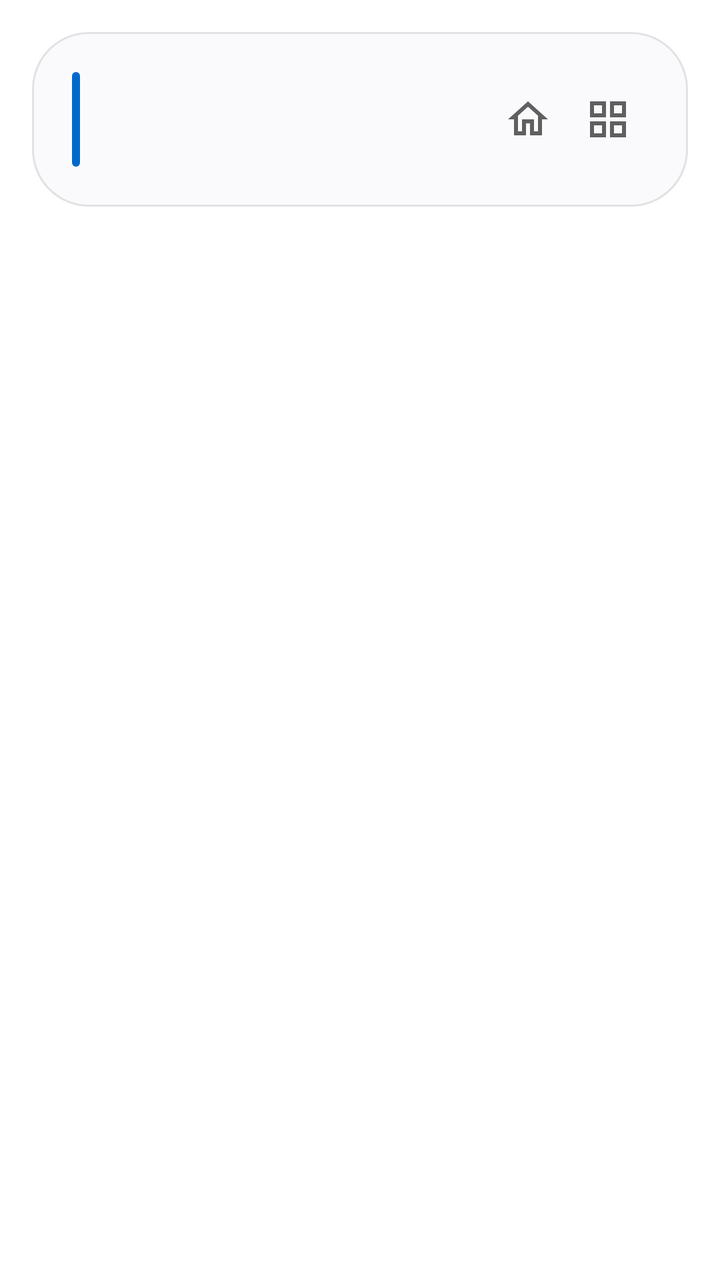
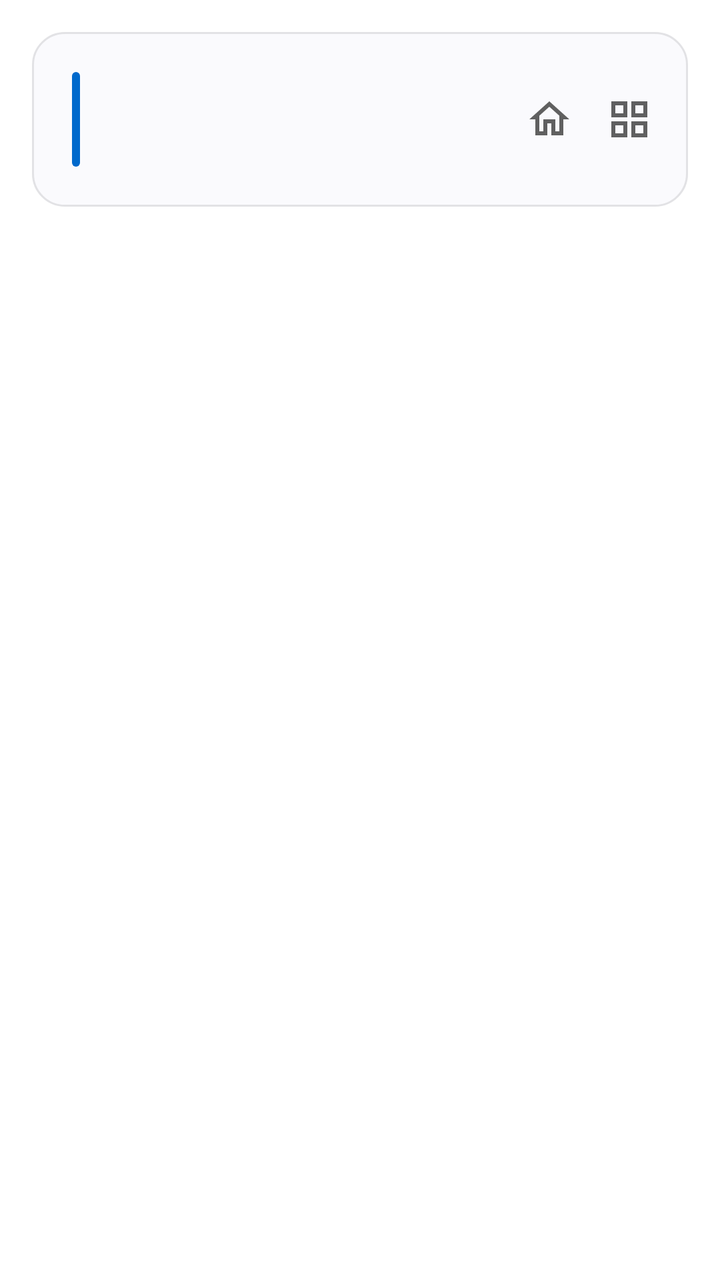

An Android layout rendered at two revisions. The XML below is the earlier revision; the diff shows what the commit changed to produce the second picture.
<!-- AndroidManifest.xml: application theme Theme.UpnpCast -->
<!-- res/layout/activity_browse.xml -->
<?xml version="1.0" encoding="utf-8"?>
<LinearLayout xmlns:android="http://schemas.android.com/apk/res/android"
    android:layout_width="match_parent"
    android:layout_height="match_parent"
    android:fitsSystemWindows="true"
    android:orientation="vertical">

    <LinearLayout
        style="@style/Card"
        android:layout_marginHorizontal="16dp"
        android:layout_marginTop="16dp">

        <LinearLayout
            android:layout_width="match_parent"
            android:layout_height="wrap_content"
            android:gravity="center_vertical"
            android:orientation="horizontal">

            <View
                android:layout_width="4dp"
                android:layout_height="match_parent"
                android:background="@drawable/bar" />

            <LinearLayout
                android:layout_width="0dp"
                android:layout_height="wrap_content"
                android:layout_marginStart="16dp"
                android:layout_weight="1"
                android:orientation="vertical">

                <TextView
                    android:id="@+id/title"
                    style="@style/Title"
                    android:layout_width="match_parent"
                    android:ellipsize="end"
                    android:maxLines="2" />

                <TextView
                    android:id="@+id/summary"
                    style="@style/Summary" />
            </LinearLayout>

            
            <ImageView
                android:id="@+id/play"
                android:layout_width="40dp"
                android:layout_height="40dp"
                android:background="?android:attr/selectableItemBackgroundBorderless"
                android:contentDescription="@string/play"
                android:padding="8dp"
                android:src="@drawable/ic_play"
                android:tint="@color/text2"
                android:visibility="gone" />

            
            <ImageView
                android:id="@+id/scan"
                android:layout_width="40dp"
                android:layout_height="40dp"
                android:background="?android:attr/selectableItemBackgroundBorderless"
                android:contentDescription="@string/scan"
                android:padding="8dp"
                android:src="@drawable/ic_refresh"
                android:visibility="gone" />

            
            <ImageView
                android:id="@+id/home"
                android:layout_width="40dp"
                android:layout_height="40dp"
                android:background="?android:attr/selectableItemBackgroundBorderless"
                android:contentDescription="@string/home"
                android:padding="8dp"
                android:src="@drawable/ic_home" />

            
            <ImageView
                android:id="@+id/view_type"
                android:layout_width="40dp"
                android:layout_height="40dp"
                android:background="?android:attr/selectableItemBackgroundBorderless"
                android:contentDescription="@string/grid_list"
                android:padding="8dp"
                android:src="@drawable/ic_grid" />
        </LinearLayout>
    </LinearLayout>

    
    <GridView
        android:id="@+id/list"
        android:layout_width="match_parent"
        android:layout_height="0dp"
        android:layout_marginHorizontal="16dp"
        android:layout_weight="1"
        android:clipToPadding="false"
        android:numColumns="1"
        android:paddingVertical="16dp"
        android:scrollbars="none"
        android:stretchMode="columnWidth"
        android:verticalSpacing="8dp" />

    <include layout="@layout/player" />
</LinearLayout>
<!-- res/layout/player.xml (included above) -->
<?xml version="1.0" encoding="utf-8"?>
<LinearLayout xmlns:android="http://schemas.android.com/apk/res/android"
    android:id="@+id/player"
    style="@style/Card"
    android:layout_marginHorizontal="16dp"
    android:layout_marginBottom="16dp"
    android:paddingHorizontal="16dp"
    android:paddingVertical="14dp"
    android:visibility="gone">

    <LinearLayout
        android:layout_width="match_parent"
        android:layout_height="wrap_content"
        android:gravity="center_vertical"
        android:orientation="horizontal">

        <ImageView
            android:id="@+id/player_art"
            android:layout_width="48dp"
            android:layout_height="48dp"
            android:background="@drawable/tile"
            android:clipToOutline="true"
            android:importantForAccessibility="no"
            android:scaleType="centerCrop" />

        <LinearLayout
            android:layout_width="0dp"
            android:layout_height="wrap_content"
            android:layout_marginHorizontal="16dp"
            android:layout_weight="1"
            android:orientation="vertical">

            <TextView
                android:id="@+id/player_title"
                android:layout_width="match_parent"
                android:layout_height="wrap_content"
                android:ellipsize="end"
                android:fontFamily="sans-serif-medium"
                android:maxLines="1"
                android:textColor="@color/text"
                android:textSize="17sp" />

            <TextView
                android:id="@+id/player_meta"
                android:layout_width="match_parent"
                android:layout_height="wrap_content"
                android:ellipsize="end"
                android:maxLines="1"
                android:textColor="@color/text2"
                android:textSize="14sp" />
        </LinearLayout>

        <ImageView
            android:id="@+id/player_toggle"
            android:layout_width="48dp"
            android:layout_height="48dp"
            android:background="@drawable/circle"
            android:clickable="true"
            android:contentDescription="@string/play"
            android:focusable="true"
            android:padding="12dp"
            android:src="@drawable/ic_play" />
    </LinearLayout>

    <LinearLayout
        android:layout_width="match_parent"
        android:layout_height="wrap_content"
        android:layout_marginTop="10dp"
        android:gravity="center_vertical"
        android:orientation="horizontal">

        <ImageView
            android:id="@+id/player_mute"
            android:layout_width="40dp"
            android:layout_height="40dp"
            android:layout_marginStart="-8dp"
            android:background="?android:attr/selectableItemBackgroundBorderless"
            android:contentDescription="@string/mute"
            android:padding="8dp"
            android:src="@drawable/ic_volume" />

        <SeekBar
            android:id="@+id/player_volume"
            android:layout_width="0dp"
            android:layout_height="wrap_content"
            android:layout_weight="1"
            android:contentDescription="@string/volume"
            android:max="100"
            android:progressBackgroundTint="@color/text2"
            android:progressTint="@color/accent"
            android:thumbTint="@color/accent" />

        
        <TextView
            android:id="@+id/player_level"
            android:layout_width="48dp"
            android:layout_height="wrap_content"
            android:gravity="center"
            android:textColor="@color/text2"
            android:textSize="15sp" />
    </LinearLayout>
</LinearLayout>
<!-- resources referenced by this layout -->
<resources>
  <color name="accent">#FF0069CC</color>
  <color name="text">#FF202020</color>
  <color name="text2">#FF606060</color>
  <!-- drawable bar (drawable) -->
  <shape xmlns:android="http://schemas.android.com/apk/res/android"
      android:shape="rectangle">
      <solid android:color="@color/accent" />
      <corners android:radius="2dp" />
  </shape>
  <!-- drawable circle (drawable) -->
  <ripple xmlns:android="http://schemas.android.com/apk/res/android"
      android:color="@color/ripple">
      <item>
          <shape android:shape="oval">
              <solid android:color="@color/accent" />
          </shape>
      </item>
  </ripple>
  <!-- drawable ic_grid (drawable) -->
  <vector xmlns:android="http://schemas.android.com/apk/res/android"
      android:width="24dp"
      android:height="24dp"
      android:viewportWidth="24"
      android:viewportHeight="24">
      <path
          android:fillColor="@color/text2"
          android:pathData="M3,3v8h8V3H3zM9,9H5V5h4V9zM3,13v8h8v-8H3zM9,19H5v-4h4V19zM13,3v8h8V3H13zM19,9h-4V5h4V9zM13,13v8h8v-8H13zM19,19h-4v-4h4V19z" />
  </vector>
  <!-- drawable ic_home (drawable) -->
  <vector xmlns:android="http://schemas.android.com/apk/res/android"
      android:width="24dp"
      android:height="24dp"
      android:viewportWidth="24"
      android:viewportHeight="24">
      <path
          android:fillColor="@color/text2"
          android:pathData="M12,5.69l5,4.5V18h-2v-6H9v6H7v-7.81l5,-4.5M12,3L2,12h3v8h6v-6h2v6h6v-8h3L12,3z" />
  </vector>
  <!-- drawable ic_play (drawable) -->
  <vector xmlns:android="http://schemas.android.com/apk/res/android"
      android:width="24dp"
      android:height="24dp"
      android:viewportWidth="24"
      android:viewportHeight="24">
      <path
          android:fillColor="@color/on_accent"
          android:pathData="M8,5v14l11,-7z" />
  </vector>
  <!-- drawable tile (drawable) -->
  <shape xmlns:android="http://schemas.android.com/apk/res/android"
      android:shape="rectangle">
      <solid android:color="@color/divider" />
      <corners android:radius="8dp" />
  </shape>
  <string name="grid_list">Grid/list</string>
  <string name="home">Home</string>
  <string name="mute">Mute</string>
  <string name="play">Play</string>
  <string name="scan">Scan for new content</string>
  <string name="volume">Volume</string>
  <style name="Card">
          <item name="android:layout_width">match_parent</item>
          <item name="android:layout_height">wrap_content</item>
          <item name="android:background">@drawable/card</item>
          <item name="android:orientation">vertical</item>
          <item name="android:padding">20dp</item>
      </style>
  <style name="Summary">
          <item name="android:layout_width">wrap_content</item>
          <item name="android:layout_height">wrap_content</item>
          <item name="android:textColor">@color/text2</item>
          <item name="android:textSize">15sp</item>
      </style>
  <style name="Title">
          <item name="android:layout_width">wrap_content</item>
          <item name="android:layout_height">wrap_content</item>
          <item name="android:fontFamily">sans-serif-medium</item>
          <item name="android:textColor">@color/text</item>
          <item name="android:textSize">20sp</item>
      </style>
  <color name="ripple">#33FFFFFF</color>
  <color name="on_accent">#FFFFFFFF</color>
  <color name="divider">#FFE2E2E5</color>
  <!-- drawable card (drawable) -->
  <shape xmlns:android="http://schemas.android.com/apk/res/android"
      android:shape="rectangle">
      <solid android:color="@color/card" />
      <stroke
          android:width="1dp"
          android:color="@color/divider" />
      <corners android:radius="28dp" />
  </shape>
  <color name="bg">#FFFFFFFF</color>
  <color name="accent_text">#FF0069CC</color>
  <color name="card">#FFFAFAFD</color>
  <!-- unchanged entries left out for length: 3 -->
</resources>

<!-- the commit's change to res/layout/activity_browse.xml (unified diff, before → after) -->
@@ -5,6 +5,7 @@
     android:fitsSystemWindows="true"
     android:orientation="vertical">
 
+    
     <LinearLayout
         style="@style/Card"
         android:layout_marginHorizontal="16dp"
@@ -13,6 +14,7 @@
         <LinearLayout
             android:layout_width="match_parent"
             android:layout_height="wrap_content"
+            android:layout_marginEnd="-20dp"
             android:gravity="center_vertical"
             android:orientation="horizontal">
 
@@ -78,6 +80,7 @@
                 android:id="@+id/view_type"
                 android:layout_width="40dp"
                 android:layout_height="40dp"
+                android:layout_marginEnd="9dp"
                 android:background="?android:attr/selectableItemBackgroundBorderless"
                 android:contentDescription="@string/grid_list"
                 android:padding="8dp"
@@ -108,8 +111,6 @@
     style="@style/Card"
     android:layout_marginHorizontal="16dp"
     android:layout_marginBottom="16dp"
-    android:paddingHorizontal="16dp"
-    android:paddingVertical="14dp"
     android:visibility="gone">
 
     <LinearLayout
@@ -166,10 +167,12 @@
             android:src="@drawable/ic_play" />
     </LinearLayout>
 
+    
     <LinearLayout
         android:layout_width="match_parent"
         android:layout_height="wrap_content"
         android:layout_marginTop="10dp"
+        android:layout_marginBottom="-11dp"
         android:gravity="center_vertical"
         android:orientation="horizontal">
 
@@ -177,7 +180,7 @@
             android:id="@+id/player_mute"
             android:layout_width="40dp"
             android:layout_height="40dp"
-            android:layout_marginStart="-8dp"
+            android:layout_marginStart="-11dp"
             android:background="?android:attr/selectableItemBackgroundBorderless"
             android:contentDescription="@string/mute"
             android:padding="8dp"
<!-- resource entries referenced after the edit -->
@@ -90,7 +90,7 @@
       <stroke
           android:width="1dp"
           android:color="@color/divider" />
-      <corners android:radius="28dp" />
+      <corners android:radius="16dp" />
   </shape>
   <color name="bg">#FFFFFFFF</color>
   <color name="accent_text">#FF0069CC</color>
